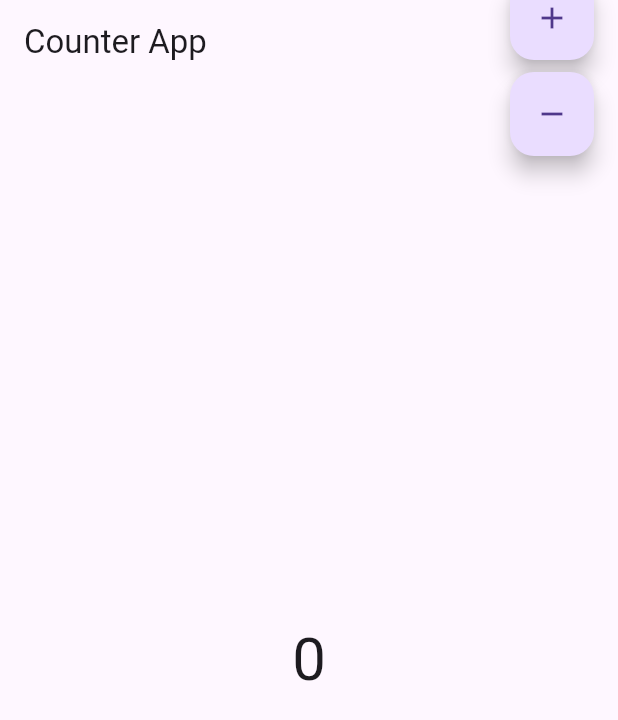
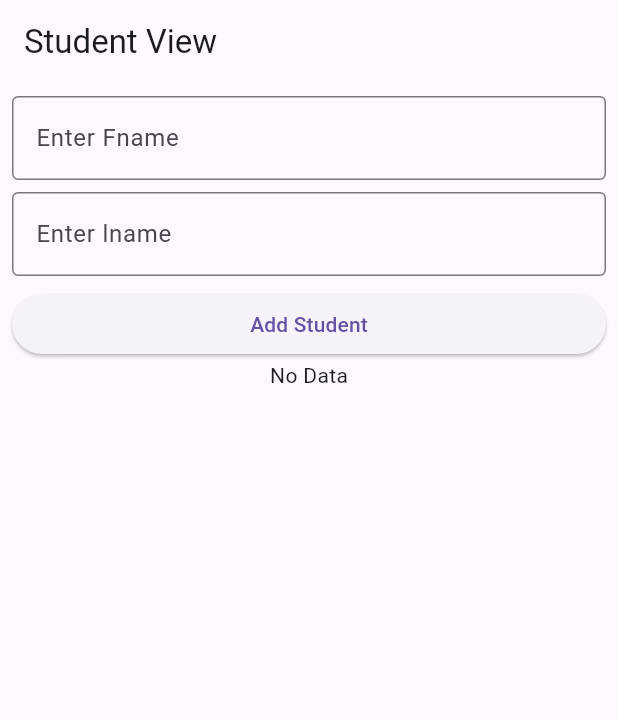
Before and after one commit to prasunkayastha/Riverpod, a Flutter app: the screen it shows after launch, on a phone screen of 412 x 824 dp. Shown: the top 720 px of the screen. Run offline on Flutter 3.47's test engine with Material 3 defaults, Android fonts, the phone set to English and light mode, and no system bars; our stand-ins replace flutter_riverpod.

Commit message:
"Replace CounterView with StudentView in App widget"

```diff
--- a/lib/app.dart
+++ b/lib/app.dart
@@ -1,13 +1,13 @@
 import 'package:flutter/material.dart';
-import 'package:river_pod/view/counter_view.dart';
+import 'package:river_pod/view/student_view.dart';
 
 class App extends StatelessWidget {
   const App({super.key});
 
   @override
   Widget build(BuildContext context) {
-    return MaterialApp(
-      home: CounterView(),
+    return const MaterialApp(
+      home: StudentView(),
     );
   }
 }
--- /dev/null
+++ b/lib/model/student.dart
@@ -0,0 +1,9 @@
+class Student {
+  final String fname;
+  final String lname;
+
+  Student({
+    required this.fname,
+    required this.lname,
+  });
+}
--- /dev/null
+++ b/lib/state/student_state.dart
@@ -0,0 +1,21 @@
+import 'package:river_pod/model/student.dart';
+
+class StudentState {
+  final List<Student> lstStudents;
+  final bool isLoading;
+
+  StudentState({
+    required this.lstStudents,
+    required this.isLoading,
+  });
+
+  factory StudentState.initial() {
+    return StudentState(lstStudents: [], isLoading: false);
+  }
+  // copy with
+  StudentState copyWith({Student? student, bool? isLoading}) {
+    return StudentState(
+        lstStudents: student != null ? [...lstStudents, student] : lstStudents,
+        isLoading: isLoading ?? this.isLoading);
+  }
+}
--- /dev/null
+++ b/lib/view/student_view.dart
@@ -0,0 +1,85 @@
+import 'package:flutter/material.dart';
+import 'package:flutter_riverpod/flutter_riverpod.dart';
+import 'package:river_pod/model/student.dart';
+import 'package:river_pod/view_model/student_view_model.dart';
+
+class StudentView extends ConsumerStatefulWidget {
+  const StudentView({super.key});
+
+  @override
+  ConsumerState<StudentView> createState() => _StudentViewState();
+}
+
+class _StudentViewState extends ConsumerState<StudentView> {
+  final _fnameController = TextEditingController();
+  final _lnameController = TextEditingController();
+
+  @override
+  Widget build(BuildContext context) {
+    final studentState = ref.watch(StudentViewModelProvider);
+    return Scaffold(
+      appBar: AppBar(
+        title: const Text("Student View"),
+      ),
+      body: Padding(
+        padding: const EdgeInsets.all(8.0),
+        child: Column(
+          children: [
+            TextFormField(
+              controller: _fnameController,
+              decoration: const InputDecoration(
+                border: OutlineInputBorder(),
+                hintText: "Enter Fname",
+              ),
+            ),
+            const SizedBox(
+              height: 8.0,
+            ),
+            TextFormField(
+              controller: _lnameController,
+              decoration: const InputDecoration(
+                border: OutlineInputBorder(),
+                hintText: "Enter lname",
+              ),
+            ),
+            const SizedBox(
+              height: 8.0,
+            ),
+            SizedBox(
+              width: double.infinity,
+              child: ElevatedButton(
+                onPressed: () {
+                  Student student = Student(
+                    fname: _fnameController.text,
+                    lname: _lnameController.text,
+                  );
+                  ref
+                      .read(StudentViewModelProvider.notifier)
+                      .addStudent(student);
+                },
+                child: const Text('Add Student'),
+              ),
+            ),
+            studentState.isLoading
+                ? const CircularProgressIndicator()
+                : studentState.lstStudents.isEmpty
+                    ? const Text('No Data')
+                    : Expanded(
+                        child: ListView.builder(
+                          itemCount: studentState.lstStudents.length,
+                          itemBuilder: (context, index) {
+                            return ListTile(
+                              title:
+                                  Text(studentState.lstStudents[index].fname),
+                              subtitle:
+                                  Text(studentState.lstStudents[index].lname),
+                            );
+                          },
+                        ),
+                      ),
+          ],
+        ),
+      ),
+    );
+  }
+}
--- /dev/null
+++ b/lib/view_model/student_view_model.dart
@@ -0,0 +1,17 @@
+import 'package:flutter_riverpod/flutter_riverpod.dart';
+import 'package:river_pod/model/student.dart';
+import 'package:river_pod/state/student_state.dart';
+
+final StudentViewModelProvider =
+    StateNotifierProvider<StudentViewModel, StudentState>(
+        (ref) => StudentViewModel());
+
+class StudentViewModel extends StateNotifier<StudentState> {
+  StudentViewModel() : super(StudentState.initial());
+
+  void addStudent(Student student) async {
+    state = state.copyWith(isLoading: true);
+    await Future.delayed(const Duration(seconds: 2));
+    state = state.copyWith(isLoading: false,student: student);
+  }
+}
```
